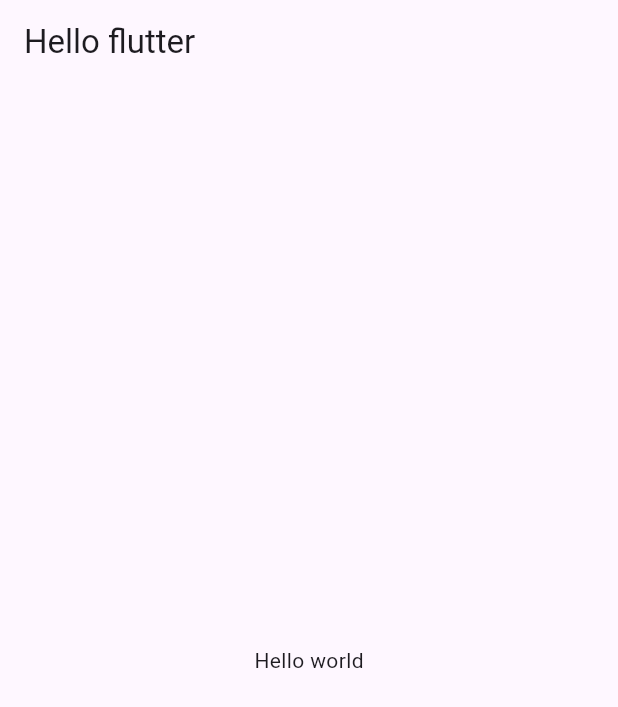
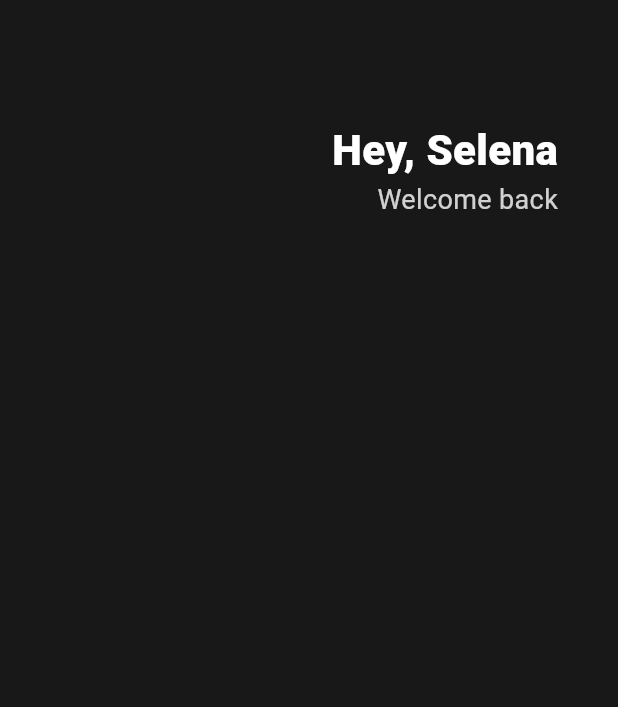
Before and after one commit to jsy6265/Flutter, a Flutter app: the screen it shows after launch, on a phone screen of 412 x 824 dp. Shown: the top 707 px of the screen. Run offline on Flutter 3.47's test engine with Material 3 defaults, Android fonts, the phone set to English and light mode, and no system bars.

Commit message:
Padding, Row, Culumn 실습

```diff
--- a/lib/main.dart
+++ b/lib/main.dart
@@ -4,19 +4,52 @@
   runApp(App());
 }
 
-class App extends StatelessWidget{
+class App extends StatelessWidget {
   @override
   Widget build(BuildContext context) {
     return MaterialApp(
       home: Scaffold(
-        appBar: AppBar(
-          title: Text("Hello flutter"),
-        ),
-        body: Center(
-            child: Text("Hello world"),
+        backgroundColor: Color(0xFF181818), // 커스텀 색상 쓰는법 Color(0xFF + 색 코드)
+        // home의 배경색을 지정하는 위젯 타입의 파라미터, Colors.원하는 색.그림자
+        body: Padding(
+          padding: EdgeInsets.symmetric(horizontal: 40),
+          child: Column(
+            children: [
+              SizedBox(
+                height: 80,
+              ),
+              Row(
+                mainAxisAlignment: MainAxisAlignment.end,
+                //Row의 MainAxis는 수평방향, CrossAixs는 수직 방향이다.
+                children: [
+                  Column(
+                    crossAxisAlignment: CrossAxisAlignment.end,
+                    // Column의 MainAxis는 수직방향, CrossAixs는 수평방향
+                    children: [
+                      Text(
+                        "Hey, Selena",
+                        style: TextStyle(
+                          color: Colors.white,
+                          fontSize: 28,
+                          fontWeight: FontWeight.w800,
+                        ),
+                      ),
+                      Text(
+                        "Welcome back",
+                        style: TextStyle(
+                          color: Colors.white.withOpacity(0.8),
+                          //withOpacity로 투명도 조절
+                          fontSize: 18,
+                        ),
+                      ),
+                    ],
+                  )
+                ],
+              )
+            ],
+          ),
         ),
       ),
     );
   }
-
 }
```
